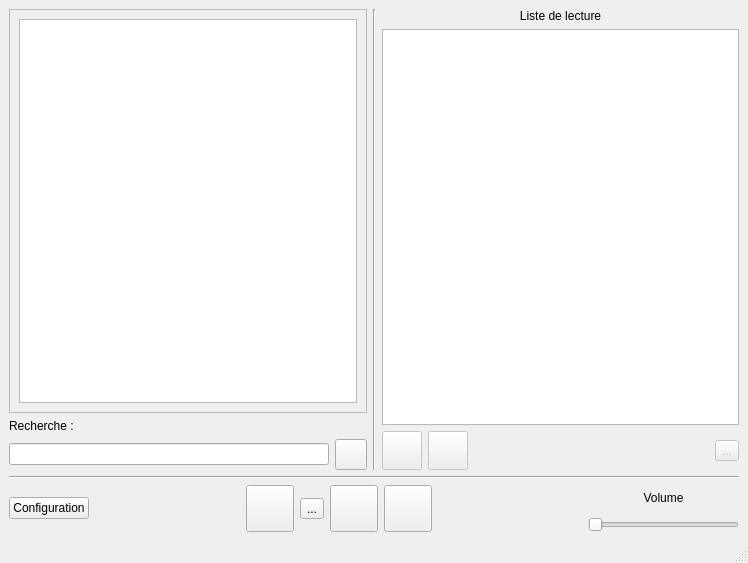
Toyunda/toyunda, file GuiliGuili/GuiliGuili.ui: the form before one commit.
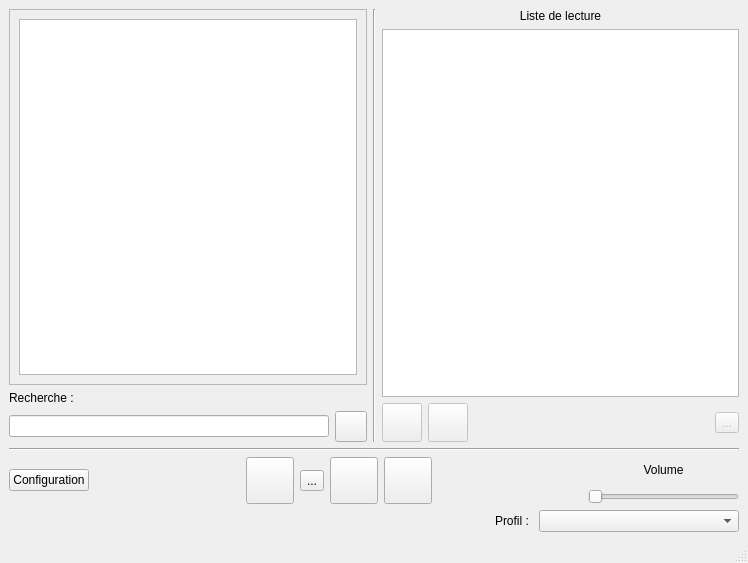
The form after the commit. Icons and pictures are not drawn.

Commit message: Add profil support, need to write load/save on file

```diff
--- a/GuiliGuili/GuiliGuili.ui
+++ b/GuiliGuili/GuiliGuili.ui
@@ -34,8 +34,8 @@
               <rect>
                <x>0</x>
                <y>0</y>
-               <width>350</width>
-               <height>397</height>
+               <width>352</width>
+               <height>371</height>
               </rect>
              </property>
              <layout class="QHBoxLayout" name="horizontalLayout_6">
@@ -348,6 +348,43 @@
         </item>
        </layout>
       </item>
+      <item>
+       <layout class="QHBoxLayout" name="horizontalLayout_7">
+        <item>
+         <spacer name="horizontalSpacer_4">
+          <property name="orientation">
+           <enum>Qt::Horizontal</enum>
+          </property>
+          <property name="sizeHint" stdset="0">
+           <size>
+            <width>40</width>
+            <height>20</height>
+           </size>
+          </property>
+         </spacer>
+        </item>
+        <item>
+         <widget class="QLabel" name="label_4">
+          <property name="text">
+           <string>Profil : </string>
+          </property>
+         </widget>
+        </item>
+        <item>
+         <widget class="QComboBox" name="ProfilComboBox">
+          <property name="minimumSize">
+           <size>
+            <width>200</width>
+            <height>0</height>
+           </size>
+          </property>
+          <property name="editable">
+           <bool>false</bool>
+          </property>
+         </widget>
+        </item>
+       </layout>
+      </item>
      </layout>
     </item>
    </layout>
```
The commit also changes 87 other files.
